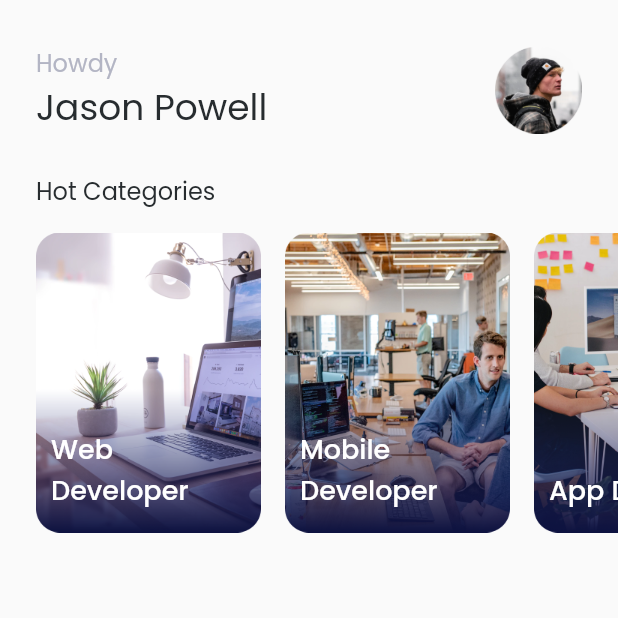
After one commit to YogiAnggara129/future_job, a Flutter app: the HomePage screen opened directly, on a phone screen of 412 x 824 dp, the top half of it. The commit adds this screen. Run offline on Flutter 3.47's test engine with Material 2 defaults, Android fonts, the phone set to English and light mode, and no system bars; our stand-ins replace email_validator, google_fonts; accounts and stored records are empty.

Commit message:
add header and hot category in home page

```diff
--- /dev/null
+++ b/lib/pages/home_page.dart
@@ -0,0 +1,107 @@
+import 'package:flutter/material.dart';
+import 'package:future_job/theme.dart';
+import 'package:future_job/widgets/job_card.dart';
+import 'package:google_fonts/google_fonts.dart';
+
+class HomePage extends StatelessWidget {
+  const HomePage({Key? key}) : super(key: key);
+
+  @override
+  Widget build(BuildContext context) {
+    Widget header() {
+      return Padding(
+        padding: const EdgeInsets.only(
+            top: 30.0, left: 24.0, right: 24.0, bottom: 25.0),
+        child: Row(
+          children: [
+            Column(
+              crossAxisAlignment: CrossAxisAlignment.start,
+              children: [
+                Text(
+                  'Howdy',
+                  style: titleTextStyle,
+                ),
+                Text(
+                  'Jason Powell',
+                  style: subTitleTextStyle,
+                ),
+              ],
+            ),
+            Spacer(),
+            Image.asset(
+              'assets/image_profile.png',
+              width: 58,
+              height: 58,
+            ),
+          ],
+        ),
+      );
+    }
+
+    Widget body() {
+      return Padding(
+        padding: const EdgeInsets.only(left: 24.0),
+        child: Column(
+          crossAxisAlignment: CrossAxisAlignment.start,
+          children: [
+            Text('Hot Categories',
+                style: GoogleFonts.poppins(
+                  color: Color(0xff272c2F),
+                  fontSize: 16,
+                  fontWeight: FontWeight.w400,
+                )),
+            SizedBox(
+              height: 16,
+            ),
+            SingleChildScrollView(
+              scrollDirection: Axis.horizontal,
+              child: Row(
+                children: [
+                  JobCard(
+                      text: 'Web Developer',
+                      imageUrl: 'assets/image_category1.png'),
+                  SizedBox(
+                    width: 16,
+                  ),
+                  JobCard(
+                      text: 'Mobile Developer',
+                      imageUrl: 'assets/image_category2.png'),
+                  SizedBox(
+                    width: 16,
+                  ),
+                  JobCard(
+                      text: 'App Designer',
+                      imageUrl: 'assets/image_category3.png'),
+                  SizedBox(
+                    width: 16,
+                  ),
+                  JobCard(
+                      text: 'Content Writer',
+                      imageUrl: 'assets/image_category4.png'),
+                  SizedBox(
+                    width: 16,
+                  ),
+                  JobCard(
+                      text: 'Video Grapher',
+                      imageUrl: 'assets/image_category5.png'),
+                ],
+              ),
+            )
+          ],
+        ),
+      );
+    }
+
+    return Scaffold(
+      body: SafeArea(
+        child: Column(
+          crossAxisAlignment: CrossAxisAlignment.start,
+          children: [
+            header(),
+            body(),
+          ],
+        ),
+      ),
+    );
+  }
+}
--- a/lib/pages/signup_page.dart
+++ b/lib/pages/signup_page.dart
@@ -1,7 +1,6 @@
 import 'package:email_validator/email_validator.dart';
 import 'package:flutter/material.dart';
-import 'package:flutter/src/foundation/key.dart';
-import 'package:flutter/src/widgets/framework.dart';
+import 'package:future_job/pages/home_page.dart';
 import 'package:future_job/pages/signin_page.dart';
 import 'package:future_job/theme.dart';
 import 'package:google_fonts/google_fonts.dart';
@@ -20,7 +19,6 @@ class _SignUpPageState extends State<SignUpPage> {
 
   @override
   Widget build(BuildContext context) {
-
     Widget profileImageWidget() {
       return Center(
         child: InkWell(
@@ -32,7 +30,9 @@ class _SignUpPageState extends State<SignUpPage> {
           child: Column(
             children: [
               Image.asset(
-                isImageUploaded ? 'assets/image_profile.png' : 'assets/icon_upload.png',
+                isImageUploaded
+                    ? 'assets/image_profile.png'
+                    : 'assets/icon_upload.png',
                 width: 120,
                 height: 120,
               ),
@@ -179,7 +179,10 @@ class _SignUpPageState extends State<SignUpPage> {
                     backgroundColor: Color(0xff4141A4),
                     shape: RoundedRectangleBorder(
                         borderRadius: BorderRadius.circular(66))),
-                onPressed: () {},
+                onPressed: () {
+                  Navigator.push(context,
+                      MaterialPageRoute(builder: (context) => HomePage()));
+                },
                 child: Text(
                   'Sign Up',
                   style: buttonTextStyle,
--- /dev/null
+++ b/lib/widgets/job_card.dart
@@ -0,0 +1,33 @@
+import 'package:flutter/material.dart';
+import 'package:google_fonts/google_fonts.dart';
+
+class JobCard extends StatelessWidget {
+  const JobCard({Key? key, required this.text, required this.imageUrl})
+      : super(key: key);
+  final String text;
+  final String imageUrl;
+
+  @override
+  Widget build(BuildContext context) {
+    return Container(
+      width: 150,
+      height: 200,
+      decoration:
+          BoxDecoration(image: DecorationImage(image: AssetImage(imageUrl))),
+      child: Align(
+        alignment: Alignment.bottomLeft,
+        child: Padding(
+          padding: const EdgeInsets.only(left: 10.0, right: 10.0, bottom: 15.0),
+          child: Text(
+            text,
+            style: GoogleFonts.poppins(
+              color: Colors.white,
+              fontSize: 18,
+              fontWeight: FontWeight.w500,
+            ),
+          ),
+        ),
+      ),
+    );
+  }
+}
```
